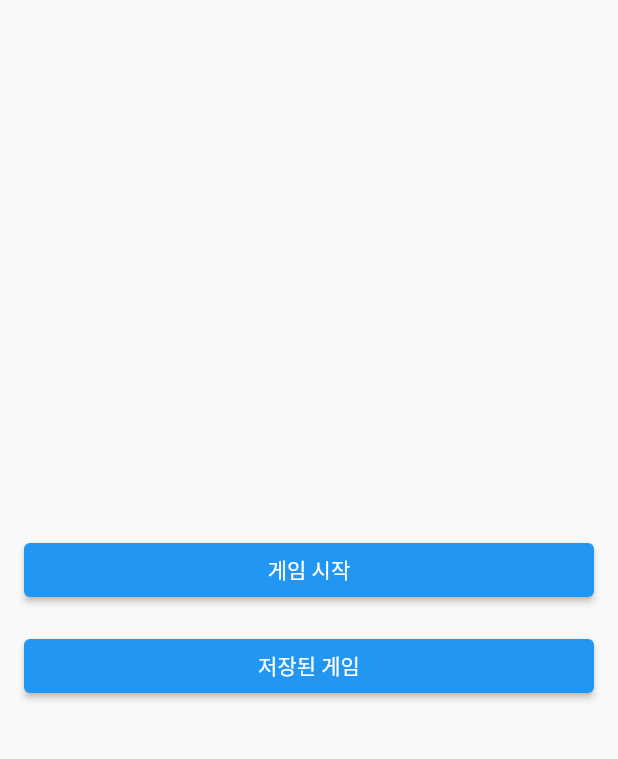
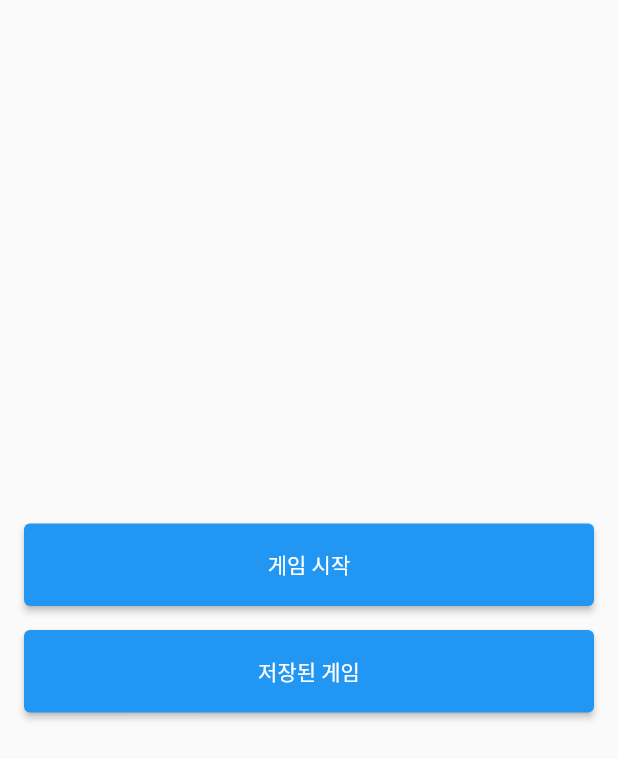
Before and after one commit to HwangSooHyeon/flutter_directional_test, a Flutter app: the screen it shows after launch, on a phone screen of 412 x 824 dp. Shown: the top 759 px of the screen. Run offline on Flutter 3.47's test engine with Material 2 defaults, Android fonts, the phone set to English and light mode, and no system bars.

Commit message:
feat(custom_push_button): 버튼 사이즈 수정 코드 추가 및 사이즈 55로 변경

```diff
--- a/lib/component/custom_push_button.dart
+++ b/lib/component/custom_push_button.dart
@@ -19,6 +19,9 @@ class CustomPushButton extends StatelessWidget {
           MaterialPageRoute(builder: (_) => screen),
         );
       },
+      style: ElevatedButton.styleFrom(
+        minimumSize: const Size.fromHeight(55),
+      ),
       child: Text(
         label,
       ),
```
